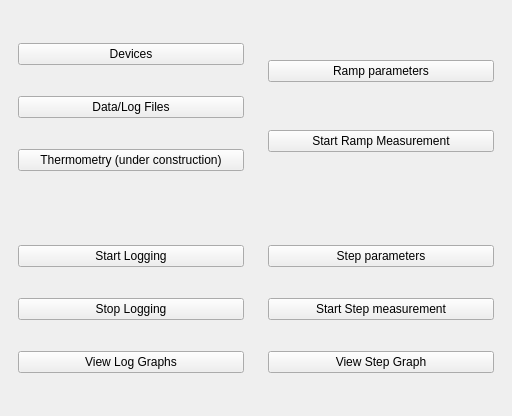
The window that resistivity/View/GUI/mainwindow.ui (AdrienGourgout/resistivity) describes before a commit, drawn with Qt 5.
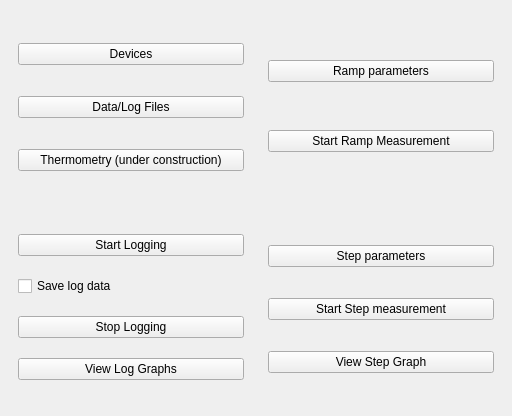
The same window after the commit.

Commit message: GUI/Exp update - autocreate instruments

Patch:
```diff
--- a/resistivity/View/GUI/mainwindow.ui
+++ b/resistivity/View/GUI/mainwindow.ui
@@ -99,6 +99,13 @@
          </property>
         </widget>
        </item>
+       <item>
+        <widget class="QCheckBox" name="save_log_data_checkbox">
+         <property name="text">
+          <string>Save log data</string>
+         </property>
+        </widget>
+       </item>
        <item>
         <widget class="QPushButton" name="stop_log_button">
          <property name="text">
```
Left out of the diff: 2 changed lines with no effect on the pictures. The commit also changes 6 other files.
